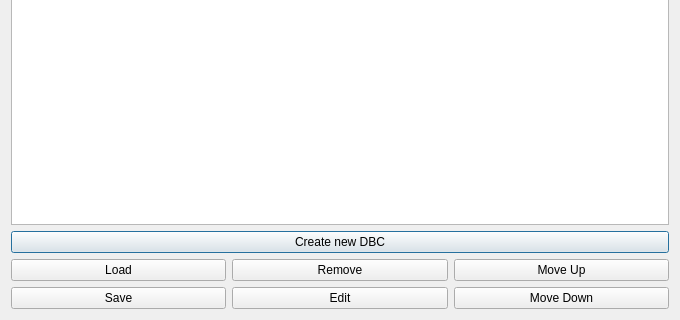
This is ui/dbcloadsavewindow.ui in collin80/SavvyCAN as Qt 5 draws it before an edit; both pictures show x 0 to 680 and y 345 to 665 of the 680 by 665 pixel window. The edited form follows.
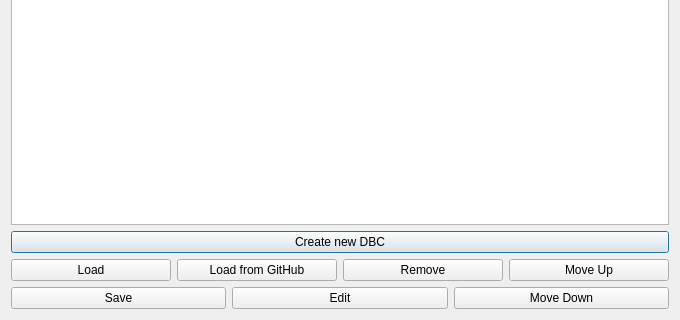
This is the edited form.

Commit message: GitHub repos: load logs and DBC files from GitHub

The edit to the form file:
```diff
--- a/ui/dbcloadsavewindow.ui
+++ b/ui/dbcloadsavewindow.ui
@@ -33,6 +33,13 @@
        </property>
       </widget>
      </item>
+     <item>
+      <widget class="QPushButton" name="btnLoadGitHub">
+       <property name="text">
+        <string>Load from GitHub</string>
+       </property>
+      </widget>
+     </item>
      <item>
       <widget class="QPushButton" name="btnRemove">
        <property name="text">
```
The commit also changes 19 other files.
